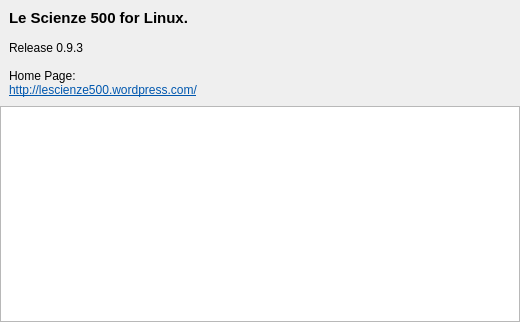
Above: about.ui from simon-r/LeScienze500 before the change. Below: the same form after it.
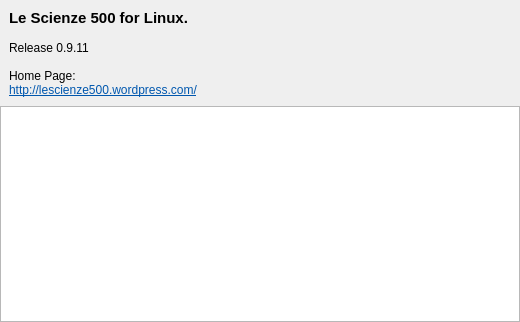
That is the form after the change. Icons and pictures are not drawn.

Commit message: mar 19 ott 2010, 07.33.26, CEST

The edit to the form file:
```diff
--- a/about.ui
+++ b/about.ui
@@ -81,7 +81,7 @@
 &lt;/style&gt;&lt;/head&gt;&lt;body style=&quot; font-family:'Sans Serif'; font-size:9pt; font-weight:400; font-style:normal;&quot;&gt;
 &lt;p style=&quot; margin-top:0px; margin-bottom:0px; margin-left:0px; margin-right:0px; -qt-block-indent:0; text-indent:0px;&quot;&gt;&lt;span style=&quot; font-size:11pt; font-weight:600;&quot;&gt;Le Scienze 500 for Linux.&lt;/span&gt;&lt;/p&gt;
 &lt;p style=&quot;-qt-paragraph-type:empty; margin-top:0px; margin-bottom:0px; margin-left:0px; margin-right:0px; -qt-block-indent:0; text-indent:0px;&quot;&gt;&lt;/p&gt;
-&lt;p style=&quot; margin-top:0px; margin-bottom:0px; margin-left:0px; margin-right:0px; -qt-block-indent:0; text-indent:0px;&quot;&gt;Release 0.9.3&lt;/p&gt;
+&lt;p style=&quot; margin-top:0px; margin-bottom:0px; margin-left:0px; margin-right:0px; -qt-block-indent:0; text-indent:0px;&quot;&gt;Release 0.9.11&lt;/p&gt;
 &lt;p style=&quot;-qt-paragraph-type:empty; margin-top:0px; margin-bottom:0px; margin-left:0px; margin-right:0px; -qt-block-indent:0; text-indent:0px;&quot;&gt;&lt;/p&gt;
 &lt;p style=&quot; margin-top:0px; margin-bottom:0px; margin-left:0px; margin-right:0px; -qt-block-indent:0; text-indent:0px;&quot;&gt;Home Page:&lt;/p&gt;
 &lt;p style=&quot; margin-top:0px; margin-bottom:0px; margin-left:0px; margin-right:0px; -qt-block-indent:0; text-indent:0px;&quot;&gt;&lt;a href=&quot;http://lescienze500.wordpress.com/&quot;&gt;&lt;span style=&quot; text-decoration: underline; color:#0057ae;&quot;&gt;http://lescienze500.wordpress.com/&lt;/span&gt;&lt;/a&gt;&lt;/p&gt;&lt;/body&gt;&lt;/html&gt;</string>
```
